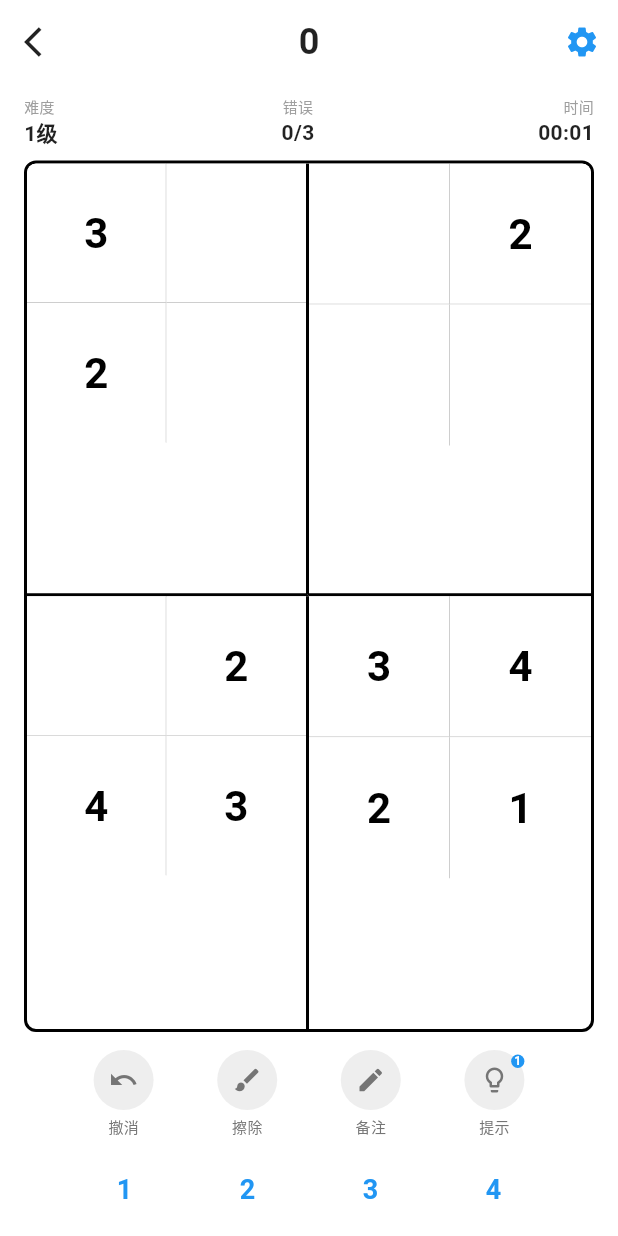
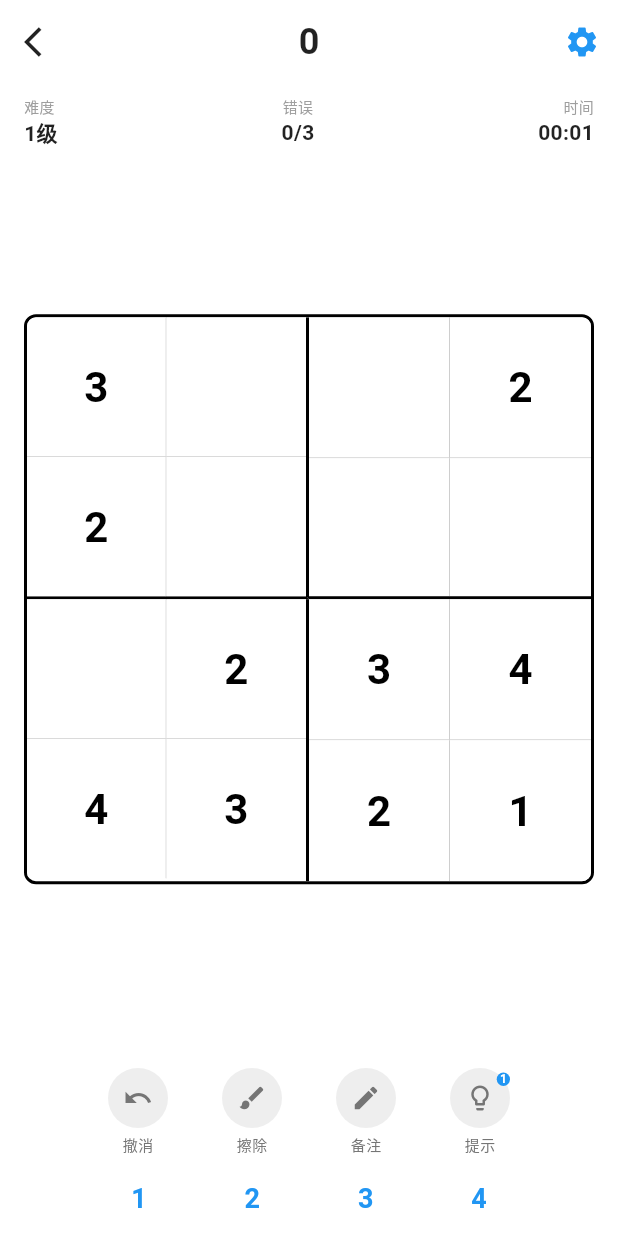
Before and after one commit to jinjiazhang/sudoku, a Flutter app: the screen it shows after launch, after a tap on "开始游戏", on a phone screen of 412 x 824 dp. Run offline on Flutter 3.47's test engine with Material 3 defaults, Android fonts, the phone set to English and light mode, and no system bars.

Commit message:
screen adapt

```diff
--- a/lib/screens/sudoku_screen.dart
+++ b/lib/screens/sudoku_screen.dart
@@ -268,21 +268,55 @@ class _SudokuScreenState extends State<SudokuScreen> {
               ),
             ),
 
-            // 数独网格 - 使用 Expanded 并设置 AspectRatio
+            // 使用统一的LayoutBuilder计算棋盘尺寸并限制控件宽度
             Expanded(
-              flex: 6,
               child: Container(
                 margin: const EdgeInsets.symmetric(horizontal: 16),
-                child: AspectRatio(
-                  aspectRatio: 1.0,
+                child: LayoutBuilder(
+                  builder: (context, constraints) {
+                    // 为工具栏和数字键盘预留空间
+                    double reservedSpace = 150;
+                    double availableHeight = constraints.maxHeight - reservedSpace;
+
+                    // 确保availableHeight不会为负数
+                    if (availableHeight < 100) {
+                      availableHeight = 100;
+                    }
+
+                    // 计算棋盘的实际尺寸，确保不会挤占下方控件空间
+                    double availableSize = constraints.maxWidth < availableHeight
+                        ? constraints.maxWidth
+                        : availableHeight;
+
+                    // 基于棋盘占屏幕比例计算间距 - 棋盘越小间距越小
+                    double boardRatio = availableSize / constraints.maxHeight;
+                    double dynamicSpacing = boardRatio > 0.7 ? 8.0 : (boardRatio > 0.5 ? 12.0 : 16.0);
+                    double smallSpacing = boardRatio > 0.7 ? 4.0 : (boardRatio > 0.5 ? 6.0 : 8.0);
+
+                    return Column(
+                      children: [
+                        // 棋盘区域 - 使用 Flexible 而不是固定尺寸
+                        Flexible(
+                          child: Center(
+                            child: SizedBox(
+                              width: availableSize,
+                              height: availableSize,
                               child: _buildSudokuGrid(),
                             ),
                           ),
                         ),
 
-            // 工具栏
-            Container(
-              padding: const EdgeInsets.symmetric(horizontal: 20, vertical: 12),
+                        // 动态间距 - 屏幕窄时自动减小
+                        SizedBox(height: dynamicSpacing),
+
+                        // 工具栏 - 宽度不超过棋盘
+                        SizedBox(
+                          width: availableSize,
+                          child: Container(
+                            padding: const EdgeInsets.symmetric(
+                              horizontal: 20,
+                              vertical: 8
+                            ),
                             child: Row(
                               mainAxisAlignment: MainAxisAlignment.spaceEvenly,
                               children: [
@@ -312,11 +346,24 @@ class _SudokuScreenState extends State<SudokuScreen> {
                               ],
                             ),
                           ),
+                        ),
 
-            // 数字输入键盘
-            Container(
-              padding: const EdgeInsets.fromLTRB(16, 8, 16, 16),
+                        // 工具栏和键盘动态间距
+                        SizedBox(height: smallSpacing),
+
+                        // 数字输入键盘 - 宽度不超过棋盘
+                        SizedBox(
+                          width: availableSize,
+                          child: Container(
+                            padding: const EdgeInsets.fromLTRB(16, 0, 16, 10),
                             child: _buildNumberKeyboard(),
+                          ),
+                        ),
+                      ],
+                    );
+                  },
+                ),
+              ),
             ),
           ],
         ),
@@ -637,6 +684,8 @@ class _SudokuScreenState extends State<SudokuScreen> {
       gridDelegate: const SliverGridDelegateWithFixedCrossAxisCount(
         crossAxisCount: 3,
         childAspectRatio: 1.0,
+        mainAxisSpacing: 0,
+        crossAxisSpacing: 0,
       ),
       itemCount: 6, // 2x3 = 6个单元格
       itemBuilder: (context, index) {
@@ -697,6 +746,8 @@ class _SudokuScreenState extends State<SudokuScreen> {
       gridDelegate: SliverGridDelegateWithFixedCrossAxisCount(
         crossAxisCount: subGridSize,
         childAspectRatio: 1.0,
+        mainAxisSpacing: 0,
+        crossAxisSpacing: 0,
       ),
       itemCount: subGridSize * subGridSize,
       itemBuilder: (context, index) {
```
Also changed, not shown: 1 other file. Lines whose indentation alone changed are shown as unchanged.
